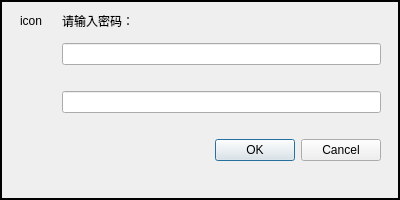
Qt form keydialog.ui (taiyuankejizhu/SparkZNC) before a commit.
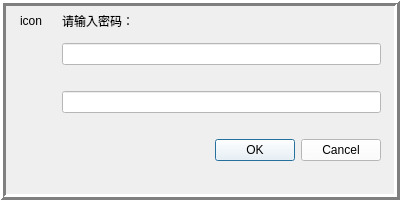
The same form after that commit.

What changed in the file:
```diff
--- a/keydialog.ui
+++ b/keydialog.ui
@@ -25,14 +25,429 @@
      <height>200</height>
     </rect>
    </property>
+   <property name="palette">
+    <palette>
+     <active>
+      <colorrole role="WindowText">
+       <brush brushstyle="SolidPattern">
+        <color alpha="255">
+         <red>0</red>
+         <green>0</green>
+         <blue>0</blue>
+        </color>
+       </brush>
+      </colorrole>
+      <colorrole role="Button">
+       <brush brushstyle="SolidPattern">
+        <color alpha="255">
+         <red>255</red>
+         <green>255</green>
+         <blue>255</blue>
+        </color>
+       </brush>
+      </colorrole>
+      <colorrole role="Light">
+       <brush brushstyle="SolidPattern">
+        <color alpha="255">
+         <red>255</red>
+         <green>255</green>
+         <blue>255</blue>
+        </color>
+       </brush>
+      </colorrole>
+      <colorrole role="Midlight">
+       <brush brushstyle="SolidPattern">
+        <color alpha="255">
+         <red>255</red>
+         <green>255</green>
+         <blue>255</blue>
+        </color>
+       </brush>
+      </colorrole>
+      <colorrole role="Dark">
+       <brush brushstyle="SolidPattern">
+        <color alpha="255">
+         <red>127</red>
+         <green>127</green>
+         <blue>127</blue>
+        </color>
+       </brush>
+      </colorrole>
+      <colorrole role="Mid">
+       <brush brushstyle="SolidPattern">
+        <color alpha="255">
+         <red>170</red>
+         <green>170</green>
+         <blue>170</blue>
+        </color>
+       </brush>
+      </colorrole>
+      <colorrole role="Text">
+       <brush brushstyle="SolidPattern">
+        <color alpha="255">
+         <red>0</red>
+         <green>0</green>
+         <blue>0</blue>
+        </color>
+       </brush>
+      </colorrole>
+      <colorrole role="BrightText">
+       <brush brushstyle="SolidPattern">
+        <color alpha="255">
+         <red>255</red>
+         <green>255</green>
+         <blue>255</blue>
+        </color>
+       </brush>
+      </colorrole>
+      <colorrole role="ButtonText">
+       <brush brushstyle="SolidPattern">
+        <color alpha="255">
+         <red>0</red>
+         <green>0</green>
+         <blue>0</blue>
+        </color>
+       </brush>
+      </colorrole>
+      <colorrole role="Base">
+       <brush brushstyle="SolidPattern">
+        <color alpha="255">
+         <red>255</red>
+         <green>255</green>
+         <blue>255</blue>
+        </color>
+       </brush>
+      </colorrole>
+      <colorrole role="Window">
+       <brush brushstyle="SolidPattern">
+        <color alpha="255">
+         <red>255</red>
+         <green>255</green>
+         <blue>255</blue>
+        </color>
+       </brush>
+      </colorrole>
+      <colorrole role="Shadow">
+       <brush brushstyle="SolidPattern">
+        <color alpha="255">
+         <red>0</red>
+         <green>0</green>
+         <blue>0</blue>
+        </color>
+       </brush>
+      </colorrole>
+      <colorrole role="AlternateBase">
+       <brush brushstyle="SolidPattern">
+        <color alpha="255">
+         <red>255</red>
+         <green>255</green>
+         <blue>255</blue>
+        </color>
+       </brush>
+      </colorrole>
+      <colorrole role="ToolTipBase">
+       <brush brushstyle="SolidPattern">
+        <color alpha="255">
+         <red>255</red>
+         <green>255</green>
+         <blue>220</blue>
+        </color>
+       </brush>
+      </colorrole>
+      <colorrole role="ToolTipText">
+       <brush brushstyle="SolidPattern">
+        <color alpha="255">
+         <red>0</red>
+         <green>0</green>
+         <blue>0</blue>
+        </color>
+       </brush>
+      </colorrole>
+     </active>
+     <inactive>
+      <colorrole role="WindowText">
+       <brush brushstyle="SolidPattern">
+        <color alpha="255">
+         <red>0</red>
+         <green>0</green>
+         <blue>0</blue>
+        </color>
+       </brush>
+      </colorrole>
+      <colorrole role="Button">
+       <brush brushstyle="SolidPattern">
+        <color alpha="255">
+         <red>255</red>
+         <green>255</green>
+         <blue>255</blue>
+        </color>
+       </brush>
+      </colorrole>
+      <colorrole role="Light">
+       <brush brushstyle="SolidPattern">
+        <color alpha="255">
+         <red>255</red>
+         <green>255</green>
+         <blue>255</blue>
+        </color>
+       </brush>
+      </colorrole>
+      <colorrole role="Midlight">
+       <brush brushstyle="SolidPattern">
+        <color alpha="255">
+         <red>255</red>
+         <green>255</green>
+         <blue>255</blue>
+        </color>
+       </brush>
+      </colorrole>
+      <colorrole role="Dark">
+       <brush brushstyle="SolidPattern">
+        <color alpha="255">
+         <red>127</red>
+         <green>127</green>
+         <blue>127</blue>
+        </color>
+       </brush>
+      </colorrole>
+      <colorrole role="Mid">
+       <brush brushstyle="SolidPattern">
+        <color alpha="255">
+         <red>170</red>
+         <green>170</green>
+         <blue>170</blue>
+        </color>
+       </brush>
+      </colorrole>
+      <colorrole role="Text">
+       <brush brushstyle="SolidPattern">
+        <color alpha="255">
+         <red>0</red>
+         <green>0</green>
+         <blue>0</blue>
+        </color>
+       </brush>
+      </colorrole>
+      <colorrole role="BrightText">
+       <brush brushstyle="SolidPattern">
+        <color alpha="255">
+         <red>255</red>
+         <green>255</green>
+         <blue>255</blue>
+        </color>
+       </brush>
+      </colorrole>
+      <colorrole role="ButtonText">
+       <brush brushstyle="SolidPattern">
+        <color alpha="255">
+         <red>0</red>
+         <green>0</green>
+         <blue>0</blue>
+        </color>
+       </brush>
+      </colorrole>
+      <colorrole role="Base">
+       <brush brushstyle="SolidPattern">
+        <color alpha="255">
+         <red>255</red>
+         <green>255</green>
+         <blue>255</blue>
+        </color>
+       </brush>
+      </colorrole>
+      <colorrole role="Window">
+       <brush brushstyle="SolidPattern">
+        <color alpha="255">
+         <red>255</red>
+         <green>255</green>
+         <blue>255</blue>
+        </color>
+       </brush>
+      </colorrole>
+      <colorrole role="Shadow">
+       <brush brushstyle="SolidPattern">
+        <color alpha="255">
+         <red>0</red>
+         <green>0</green>
+         <blue>0</blue>
+        </color>
+       </brush>
+      </colorrole>
+      <colorrole role="AlternateBase">
+       <brush brushstyle="SolidPattern">
+        <color alpha="255">
+         <red>255</red>
+         <green>255</green>
+         <blue>255</blue>
+        </color>
+       </brush>
+      </colorrole>
+      <colorrole role="ToolTipBase">
+       <brush brushstyle="SolidPattern">
+        <color alpha="255">
+         <red>255</red>
+         <green>255</green>
+         <blue>220</blue>
+        </color>
+       </brush>
+      </colorrole>
+      <colorrole role="ToolTipText">
+       <brush brushstyle="SolidPattern">
+        <color alpha="255">
+         <red>0</red>
+         <green>0</green>
+         <blue>0</blue>
+        </color>
+       </brush>
+      </colorrole>
+     </inactive>
+     <disabled>
+      <colorrole role="WindowText">
+       <brush brushstyle="SolidPattern">
+        <color alpha="255">
+         <red>127</red>
+         <green>127</green>
+         <blue>127</blue>
+        </color>
+       </brush>
+      </colorrole>
+      <colorrole role="Button">
+       <brush brushstyle="SolidPattern">
+        <color alpha="255">
+         <red>255</red>
+         <green>255</green>
+         <blue>255</blue>
+        </color>
+       </brush>
+      </colorrole>
+      <colorrole role="Light">
+       <brush brushstyle="SolidPattern">
+        <color alpha="255">
+         <red>255</red>
+         <green>255</green>
+         <blue>255</blue>
+        </color>
+       </brush>
+      </colorrole>
+      <colorrole role="Midlight">
+       <brush brushstyle="SolidPattern">
+        <color alpha="255">
+         <red>255</red>
+         <green>255</green>
+         <blue>255</blue>
+        </color>
+       </brush>
+      </colorrole>
+      <colorrole role="Dark">
+       <brush brushstyle="SolidPattern">
+        <color alpha="255">
+         <red>127</red>
+         <green>127</green>
+         <blue>127</blue>
+        </color>
+       </brush>
+      </colorrole>
+      <colorrole role="Mid">
+       <brush brushstyle="SolidPattern">
+        <color alpha="255">
+         <red>170</red>
+         <green>170</green>
+         <blue>170</blue>
+        </color>
+       </brush>
+      </colorrole>
+      <colorrole role="Text">
+       <brush brushstyle="SolidPattern">
+        <color alpha="255">
+         <red>127</red>
+         <green>127</green>
+         <blue>127</blue>
+        </color>
+       </brush>
+      </colorrole>
+      <colorrole role="BrightText">
+       <brush brushstyle="SolidPattern">
+        <color alpha="255">
+         <red>255</red>
+         <green>255</green>
+         <blue>255</blue>
+        </color>
+       </brush>
+      </colorrole>
+      <colorrole role="ButtonText">
+       <brush brushstyle="SolidPattern">
+        <color alpha="255">
+         <red>127</red>
+         <green>127</green>
+         <blue>127</blue>
+        </color>
+       </brush>
+      </colorrole>
+      <colorrole role="Base">
+       <brush brushstyle="SolidPattern">
+        <color alpha="255">
+         <red>255</red>
+         <green>255</green>
+         <blue>255</blue>
+        </color>
+       </brush>
+      </colorrole>
+      <colorrole role="Window">
+       <brush brushstyle="SolidPattern">
+        <color alpha="255">
+         <red>255</red>
+         <green>255</green>
+         <blue>255</blue>
+        </color>
+       </brush>
+      </colorrole>
+      <colorrole role="Shadow">
+       <brush brushstyle="SolidPattern">
+        <color alpha="255">
+         <red>0</red>
+         <green>0</green>
+         <blue>0</blue>
+        </color>
+       </brush>
+      </colorrole>
+      <colorrole role="AlternateBase">
+       <brush brushstyle="SolidPattern">
+        <color alpha="255">
+         <red>255</red>
+         <green>255</green>
+         <blue>255</blue>
+        </color>
+       </brush>
+      </colorrole>
+      <colorrole role="ToolTipBase">
+       <brush brushstyle="SolidPattern">
+        <color alpha="255">
+         <red>255</red>
+         <green>255</green>
+         <blue>220</blue>
+        </color>
+       </brush>
+      </colorrole>
+      <colorrole role="ToolTipText">
+       <brush brushstyle="SolidPattern">
+        <color alpha="255">
+         <red>0</red>
+         <green>0</green>
+         <blue>0</blue>
+        </color>
+       </brush>
+      </colorrole>
+     </disabled>
+    </palette>
+   </property>
    <property name="frameShape">
-    <enum>QFrame::WinPanel</enum>
+    <enum>QFrame::Box</enum>
    </property>
    <property name="frameShadow">
-    <enum>QFrame::Plain</enum>
+    <enum>QFrame::Raised</enum>
    </property>
    <property name="lineWidth">
-    <number>4</number>
+    <number>3</number>
    </property>
    <widget class="QWidget" name="formLayoutWidget">
     <property name="geometry">
```
